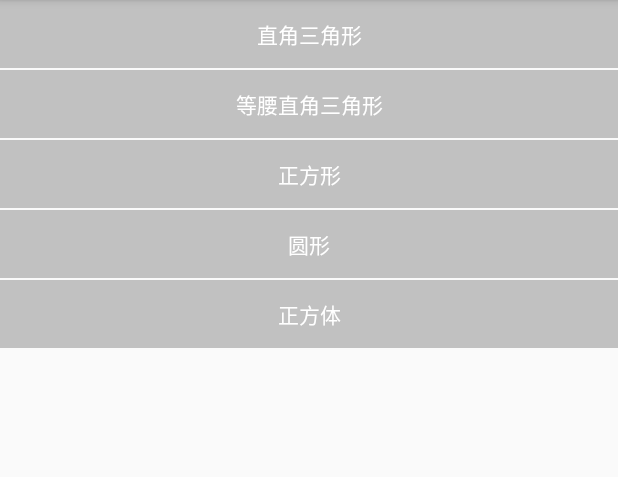
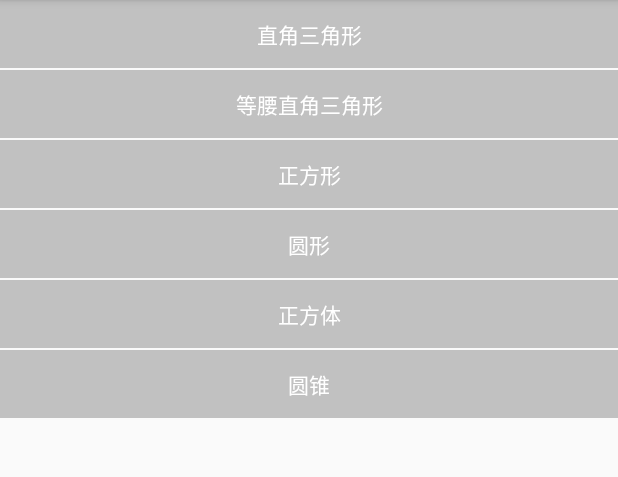
Before and after one commit to MannaYang/OpenGL, an Android app: the screen it shows after launch (MainActivity), on a phone screen of 412 x 824 dp, the part 84-561 px from its top. Run offline under Robolectric (Android 15) with nearby library versions, the phone set to English and light mode, and no system bars.

Commit message:
OpenGL ES 绘制圆锥

```diff
--- a/app/src/main/AndroidManifest.xml
+++ b/app/src/main/AndroidManifest.xml
@@ -27,6 +27,7 @@
         <activity android:name=".render.square.SquareActivity" />
         <activity android:name=".render.oval.OvalActivity" />
         <activity android:name=".render.cube.CubeActivity" />
+        <activity android:name=".render.cone.ConeActivity" />
     </application>
 
 </manifest>
--- a/app/src/main/java/com/manna/opengl/MainActivity.java
+++ b/app/src/main/java/com/manna/opengl/MainActivity.java
@@ -5,6 +5,7 @@ import android.support.v7.app.AppCompatActivity;
 import android.os.Bundle;
 import android.widget.TextView;
 
+import com.manna.opengl.render.cone.ConeActivity;
 import com.manna.opengl.render.cube.CubeActivity;
 import com.manna.opengl.render.oval.Oval;
 import com.manna.opengl.render.oval.OvalActivity;
@@ -17,7 +18,7 @@ import com.manna.opengl.render.triangle.TriangleBothActivity;
  */
 public class MainActivity extends AppCompatActivity {
 
-    private TextView tvTriangle, tvTriangleBoth, tvSquare, tvOval, tvCube;
+    private TextView tvTriangle, tvTriangleBoth, tvSquare, tvOval, tvCube, tvCone;
 
     @Override
     protected void onCreate(Bundle savedInstanceState) {
@@ -34,6 +35,7 @@ public class MainActivity extends AppCompatActivity {
         tvSquare = findViewById(R.id.tv_square);
         tvOval = findViewById(R.id.tv_oval);
         tvCube = findViewById(R.id.tv_cube);
+        tvCone = findViewById(R.id.tv_cone);
     }
 
     private void initOnClick() {
@@ -61,5 +63,10 @@ public class MainActivity extends AppCompatActivity {
         tvCube.setOnClickListener(v -> {
             startActivity(new Intent(this, CubeActivity.class));
         });
+
+        //圆锥
+        tvCone.setOnClickListener(v -> {
+            startActivity(new Intent(this, ConeActivity.class));
+        });
     }
 }
--- a/app/src/main/res/layout/activity_main.xml
+++ b/app/src/main/res/layout/activity_main.xml
@@ -56,4 +56,14 @@
         android:background="#c1c1c1"
         android:layout_marginTop="1dp" />
 
+    <TextView
+        android:id="@+id/tv_cone"
+        android:layout_width="match_parent"
+        android:layout_height="45dp"
+        android:text="圆锥"
+        android:gravity="center"
+        android:textColor="#ffffff"
+        android:background="#c1c1c1"
+        android:layout_marginTop="1dp" />
+
 </LinearLayout>
```
Also changed, not shown: app/src/main/java/com/manna/opengl/render/cone/ConeActivity.java (added, +32 -0 lines), app/src/main/java/com/manna/opengl/render/cone/ConeRender.java (added, +152 -0 lines), 1 other file.
